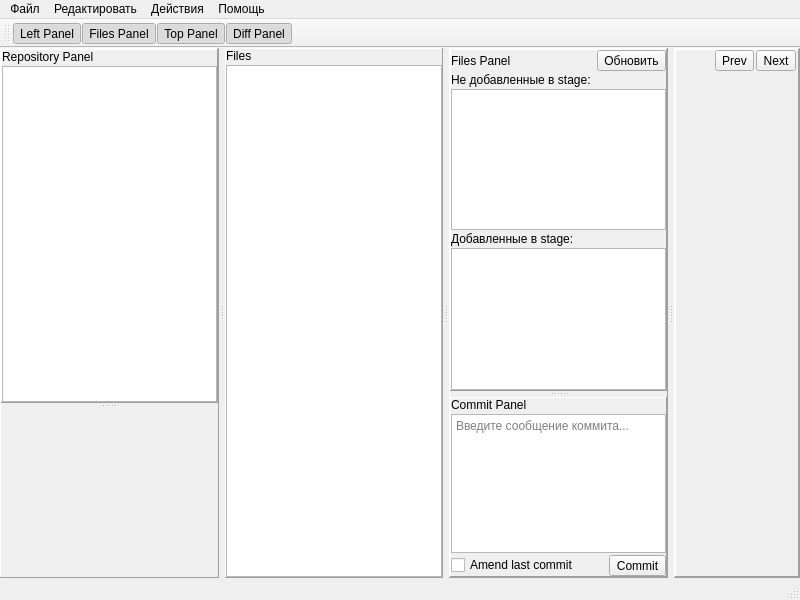
Before: the Qt Designer form commit_craft_app/mainwindow.ui in CJayM/CommitCraft, drawn with Qt 5.
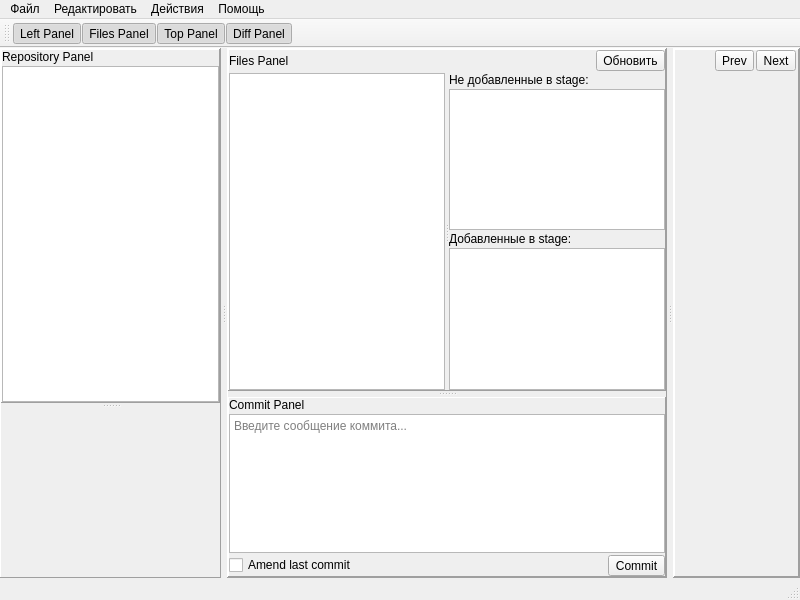
After: the same form once the commit is applied. Icons and pictures are not drawn. Custom widgets are drawn as their Qt base class.

Commit message: Подправлена схема UI

The edit to the form file:
```diff
--- a/commit_craft_app/mainwindow.ui
+++ b/commit_craft_app/mainwindow.ui
@@ -168,54 +168,6 @@
         </item>
        </layout>
       </widget>
-      <widget class="QFrame" name="fileDirectoriesFrame">
-       <property name="minimumSize">
-        <size>
-         <width>80</width>
-         <height>0</height>
-        </size>
-       </property>
-       <property name="frameShape">
-        <enum>QFrame::Shape::Panel</enum>
-       </property>
-       <property name="frameShadow">
-        <enum>QFrame::Shadow::Raised</enum>
-       </property>
-       <layout class="QVBoxLayout" name="verticalLayout_files">
-        <property name="spacing">
-         <number>2</number>
-        </property>
-        <property name="leftMargin">
-         <number>0</number>
-        </property>
-        <property name="topMargin">
-         <number>0</number>
-        </property>
-        <property name="rightMargin">
-         <number>0</number>
-        </property>
-        <property name="bottomMargin">
-         <number>0</number>
-        </property>
-        <item>
-         <widget class="QLabel" name="fileDirsLabel">
-          <property name="text">
-           <string>Files</string>
-          </property>
-          <property name="alignment">
-           <set>Qt::AlignmentFlag::AlignLeading|Qt::AlignmentFlag::AlignLeft|Qt::AlignmentFlag::AlignVCenter</set>
-          </property>
-         </widget>
-        </item>
-        <item>
-         <widget class="QTreeView" name="fileDirectoriesTree">
-          <property name="headerHidden">
-           <bool>true</bool>
-          </property>
-         </widget>
-        </item>
-       </layout>
-      </widget>
       <widget class="QFrame" name="topFrame">
        <property name="minimumSize">
         <size>
@@ -266,7 +218,7 @@
            <property name="frameShadow">
             <enum>QFrame::Shadow::Raised</enum>
            </property>
-           <layout class="QVBoxLayout" name="verticalLayout_8">
+           <layout class="QVBoxLayout" name="verticalLayout_5">
             <property name="spacing">
              <number>2</number>
             </property>
@@ -282,8 +234,9 @@
             <property name="bottomMargin">
              <number>0</number>
             </property>
+
             <item>
-             <layout class="QHBoxLayout" name="horizontalLayout">
+                 <layout class="QHBoxLayout" name="FilesPanelCaptionLayout">
               <item>
                <widget class="QLabel" name="filesLabel">
                 <property name="text">
@@ -306,6 +259,56 @@
               </item>
              </layout>
             </item>
+            
+            <item>
+             <widget class="QSplitter" name="splitter_2">
+              <property name="orientation">
+               <enum>Qt::Orientation::Horizontal</enum>
+              </property>
+              <widget class="QWidget" name="widget_2" native="true">
+               <layout class="QVBoxLayout" name="verticalLayout_8">
+                <property name="spacing">
+                 <number>2</number>
+                </property>
+                <property name="leftMargin">
+                 <number>0</number>
+                </property>
+                <property name="topMargin">
+                 <number>0</number>
+                </property>
+                <property name="rightMargin">
+                 <number>0</number>
+                </property>
+                <property name="bottomMargin">
+                 <number>0</number>
+                </property>
+                <item>
+                 <widget class="QTreeView" name="fileDirectoriesTree">
+                  <property name="headerHidden">
+                   <bool>true</bool>
+                  </property>
+                 </widget>
+                </item>
+               </layout>
+              </widget>
+              <widget class="QWidget" name="widget" native="true">
+               <layout class="QVBoxLayout" name="verticalLayout_10">
+                <property name="spacing">
+                 <number>2</number>
+                </property>
+                <property name="leftMargin">
+                 <number>0</number>
+                </property>
+                <property name="topMargin">
+                 <number>0</number>
+                </property>
+                <property name="rightMargin">
+                 <number>0</number>
+                </property>
+                <property name="bottomMargin">
+                 <number>0</number>
+                </property>
+                
             <item>
              <widget class="QLabel" name="unstagedLabel">
               <property name="text">
@@ -356,6 +359,10 @@
               <attribute name="verticalHeaderVisible">
                <bool>false</bool>
               </attribute>
+                 </widget>
+                </item>
+               </layout>
+              </widget>
              </widget>
             </item>
            </layout>
```
Lines whose indentation alone changed are shown as unchanged. The commit also changes 1 other file.
